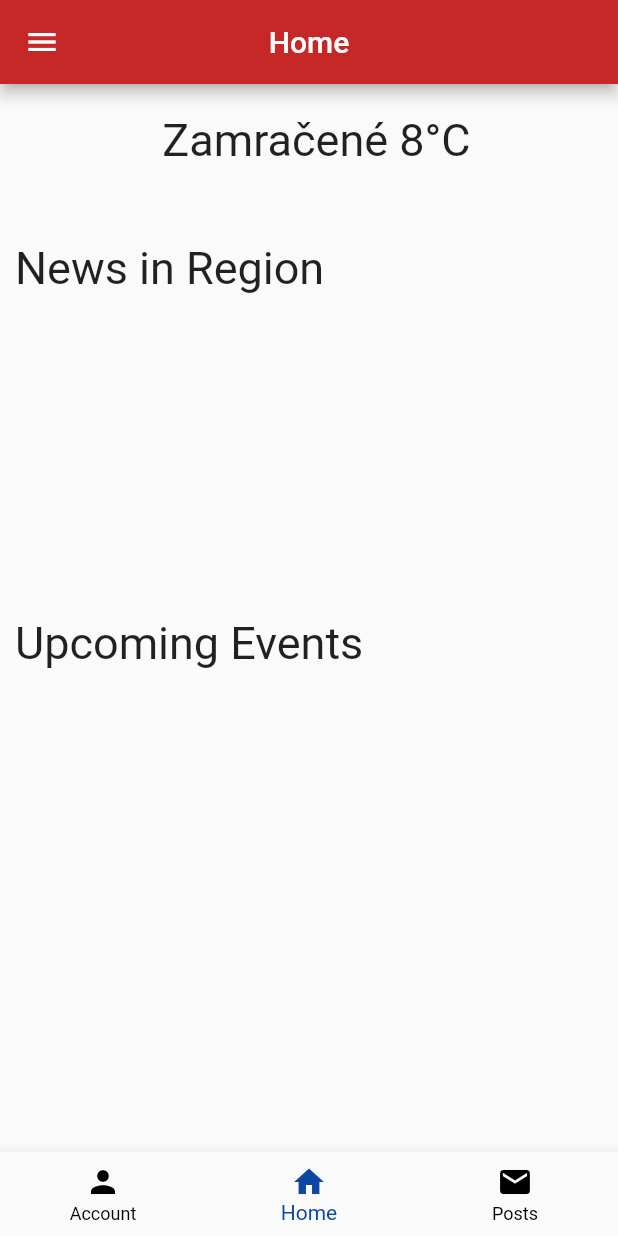
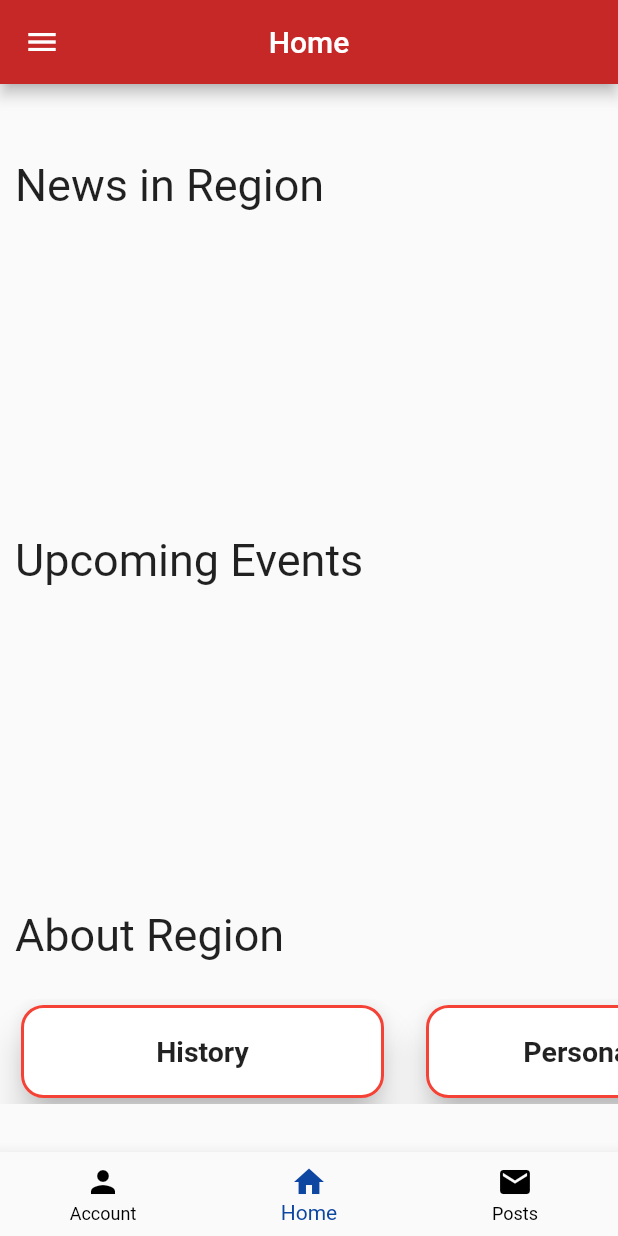
Before and after one commit to pravoslavzilka/CADL-2, a Flutter app: the screen it shows once a user with an empty profile is signed in, on a phone screen of 412 x 824 dp. Run offline on Flutter 3.47's test engine with Material 2 defaults, Android fonts, the phone set to English and light mode, and no system bars; our stand-ins replace cloud_firestore, firebase_auth, firebase_core; missing offline and left inert: add_2_calendar; accounts and stored records are empty; Roboto replaces fonts that are missing (Times).

Commit message:
about region row added

```diff
--- a/lib/pages/CameraPage.dart
+++ b/lib/pages/CameraPage.dart
@@ -112,17 +112,6 @@ class CameraPage extends StatelessWidget {
                     child: ListView(
                       children: <Widget> [
                         Container(
-                            padding: EdgeInsets.only(top: 20,left: 10,),
-                            child: Center(
-                              child: Text(
-                                "Zamračené 8°C",
-                                style: TextStyle(
-                                    fontSize: 30
-                                ),
-                              ),
-                            )
-                        ),
-                        Container(
                           padding: EdgeInsets.only(top: 50,bottom: 25, left:10),
                           child: Text(
                             "News in Region",
@@ -164,6 +153,29 @@ class CameraPage extends StatelessWidget {
                             }).toList(),
                           ),
                         ),
+                        Container(
+                          padding: EdgeInsets.only(top: 40,bottom: 25, left:10),
+                          child: Text(
+                            "About Region",
+                            style: TextStyle(
+                              fontSize: 30,
+                              fontFamily: "Times",
+                            ),
+                          ),
+                        ),
+                        Container(
+                          height: 70,
+                          margin: EdgeInsets.only(bottom: 50),
+                          child: ListView(
+                            scrollDirection: Axis.horizontal,
+                            physics: BouncingScrollPhysics(),
+                            children: <Widget>[
+                              aboutItem(context, "History"),
+                              aboutItem(context, "Personalities"),
+                              aboutItem(context, "Vision"),
+                            ],
+                          ),
+                        ),
                       ],
                     ),
                   ),
@@ -174,6 +186,40 @@ class CameraPage extends StatelessWidget {
         }
         );
   }
+}
+
+Widget aboutItem (context, String title) {
+  return Container(
+    width: 250,
+    margin: EdgeInsets.only(right: 10, left: 10),
+    child: Card(
+      elevation: 10,
+      shape: RoundedRectangleBorder(
+        borderRadius: BorderRadius.circular(15.0),
+        side: new BorderSide(color: Colors.red, width: 2.0),
+      ),
+      child: InkWell(
+        splashColor: Colors.blue.withAlpha(30),
+        onTap: () {},
+        child: SizedBox(
+          child: Column(
+            children: [
+              Container(
+                padding: EdgeInsets.only(top: 20, bottom: 10),
+                child: Text(
+                  title,
+                  style: TextStyle(
+                    fontSize: 19,
+                    fontWeight: FontWeight.bold,
+                  ),
+                ),
+              ),
+            ],
+          ),
+        ),
+      ),
+    ),
+  );
 }
 
 
```
